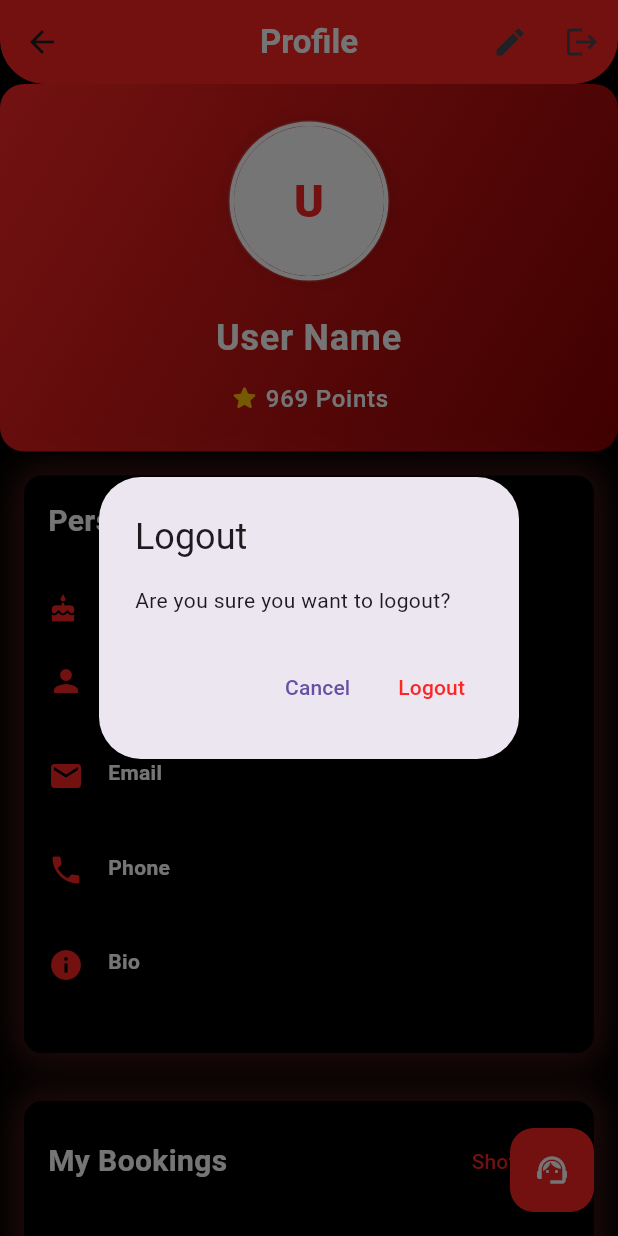
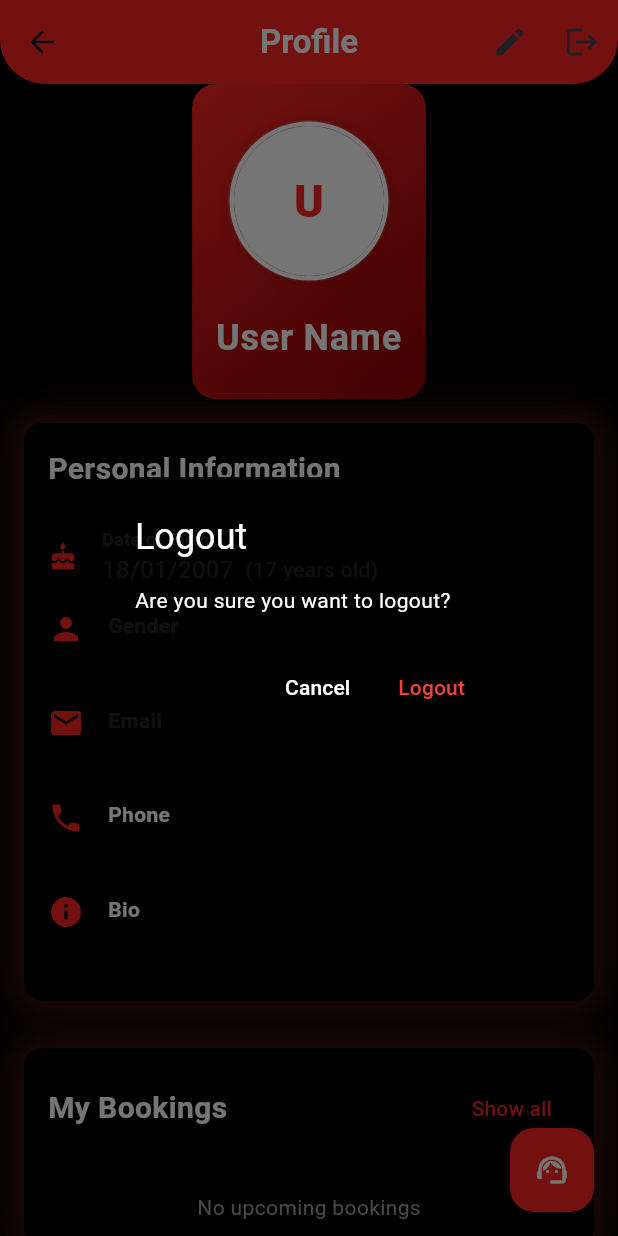
Before and after one commit to HaydenHuan03/AppDev, a Flutter app: the ProfileScreen screen opened by its route, after a tap on the "logout" icon, on a phone screen of 412 x 824 dp. Run offline on Flutter 3.47's test engine with Material 3 defaults, Android fonts, the phone set to English and light mode, and no system bars; our stand-ins replace cloud_firestore, firebase_auth, firebase_core; accounts and stored records are empty.

Commit message:
update profile page

```diff
--- a/lib/pages/user/profile_screen.dart
+++ b/lib/pages/user/profile_screen.dart
@@ -151,13 +151,14 @@ class _ProfileScreenState extends State<ProfileScreen> {
   bool _isEditing = false;
 
   // Controllers for editable fields
-  final _nameController = TextEditingController(text: "CHAN Qing Yee");
-  final _dobController = TextEditingController(text: "1995-08-15");
-  final _emailController = TextEditingController(text: "qingyee0219@gmail.com");
-  final _phoneController = TextEditingController(text: "+60137339035");
-  final _bioController = TextEditingController(text: "Badminton lover and enthusiast.");
+  final _nameController = TextEditingController();
+  final _dobController = TextEditingController();
+  final _emailController = TextEditingController();
+  final _phoneController = TextEditingController();
+  final _bioController = TextEditingController();
 
   String _selectedGender = "Male";
+  DateTime? _selectedDate;
 
   @override
   void dispose() {
@@ -169,12 +170,11 @@ class _ProfileScreenState extends State<ProfileScreen> {
     super.dispose();
   }
 
-  // Recent bookings data (example)
-  List<Map<String, dynamic>> recentBookings = [
-    {'court': 'Court 1', 'date': '2024-12-31', 'time': '8:00 AM'},
-    {'court': 'Court 1', 'date': '2025-01-01', 'time': '9:00 AM'},
-  ];
-
+  @override
+  void initState() {
+    super.initState();
+    _loadUserProfile();
+  }
 
   Future<void> _loadUserProfile() async {
     try {
@@ -189,7 +189,7 @@ Future<void> _loadUserProfile() async {
 
           if (userData['dateOfBirth'] != null) {
             _selectedDate = DateTime.parse(userData['dateOfBirth']);
-          _dobController.text = _selectedDate!.toIso8601String();
+            _dobController.text = _selectedDate!.toIso8601String().split('T')[0];
           }
         });
       }
@@ -198,52 +198,7 @@ Future<void> _loadUserProfile() async {
     }
   }
 
-  Future<void> _selectDate(BuildContext context) async {
-    final DateTime? picked = await showDatePicker(
-      context: context,
-      initialDate: DateTime(1995, 8, 15),
-      firstDate: DateTime(1900),
-      lastDate: DateTime.now(),
-      builder: (context, child) {
-        return Theme(
-          data: Theme.of(context).copyWith(
-            colorScheme: ColorScheme.dark(
-              primary: Color(0xFFFB2626),
-              onPrimary: Colors.white,
-              surface: Colors.grey[900]!,
-              onSurface: Colors.white,
-            ),
-          ),
-          child: child!,
-        );
-      },
-    );
-    if (picked != null) {
-      setState(() {
-        _dobController.text = "${picked.year}-${picked.month.toString().padLeft(2, '0')}-${picked.day.toString().padLeft(2, '0')}";
-      });
-    }
-  }
-
-  DateTime? _selectedDate;
-
-  @override
-  void initState() {
-    super.initState();
-
-    try {
-      _selectedDate = DateTime.parse(_dobController.text);
-    } catch (e) {
-      _selectedDate = DateTime.now().subtract(Duration(days: 365 * 18));
-      _dobController.text = _selectedDate!.toIso8601String().split('T')[0];
-    }
-
-    _loadUserProfile();
-}
-
-
   void _saveChanges() async {
-
     if (_nameController.text.isEmpty) {
       _showErrorSnackBar("Name cannot be empty");
       return;
@@ -289,19 +244,32 @@ void _saveChanges() async {
   showDialog(
     context: context,
     builder: (context) => AlertDialog(
-        title: Text("Logout"),
-        content: Text("Are you sure you want to logout?"),
+      backgroundColor: Colors.black87, // Dark background
+      title: Text(
+        "Logout",
+        style: TextStyle(color: Colors.white), // White text
+      ),
+      content: Text(
+        "Are you sure you want to logout?",
+        style: TextStyle(color: Colors.white), // White text
+      ),
       actions: [
         TextButton(
           onPressed: () => Navigator.pop(context),
-            child: Text("Cancel"),
+          child: Text(
+            "Cancel",
+            style: TextStyle(color: Colors.white), // White text
+          ),
         ),
         TextButton(
           onPressed: () {
             Navigator.pop(context);
             Navigator.pushReplacementNamed(context, '/');
           },
-            child: Text("Logout", style: TextStyle(color: Color(0xFFFB2626))),
+          child: Text(
+            "Logout",
+            style: TextStyle(color: Colors.red), // Red text for logout button
+          ),
         ),
       ],
     ),
@@ -417,27 +385,6 @@ Widget _buildProfileHeader() {
               letterSpacing: 0.5,
             ),
             textAlign: TextAlign.center,
-          ),
-        SizedBox(height: 12),
-        Row(
-          mainAxisAlignment: MainAxisAlignment.center,
-          children: [
-            Icon(
-              Icons.star_rounded,
-              color: Colors.amber,
-              size: 20,
-            ),
-            SizedBox(width: 4),
-            Text(
-              "969 Points",
-              style: TextStyle(
-                color: Colors.white,
-                fontSize: 16,
-                fontWeight: FontWeight.w500,
-                letterSpacing: 0.5,
-              ),
-            ),
-          ],
           ),
       ],
     ),
@@ -622,13 +569,13 @@ Widget _buildProfileDetails() {
     return Container(
       margin: EdgeInsets.all(16),
       decoration: BoxDecoration(
-      color: Colors.black, // Set the background colour to black
-      borderRadius: BorderRadius.circular(12), // Rounded corners
+        color: Colors.black,
+        borderRadius: BorderRadius.circular(12),
         boxShadow: [
           BoxShadow(
-          color: Colors.redAccent.withOpacity(0.3), // Red neon glow
-          blurRadius: 20, // Glow effect size
-          spreadRadius: 5, // Spread effect size
+            color: Colors.redAccent.withOpacity(0.3),
+            blurRadius: 20,
+            spreadRadius: 5,
           ),
         ],
       ),
@@ -642,7 +589,7 @@ Widget _buildProfileDetails() {
               style: TextStyle(
                 fontSize: 20,
                 fontWeight: FontWeight.bold,
-              color: Colors.white, // White text
+                color: Colors.white,
               ),
             ),
             SizedBox(height: 16),
@@ -650,21 +597,24 @@ Widget _buildProfileDetails() {
               controller: _dobController,
               isEditable: _isEditing,
               onDateSelected: (date) {
-              setState(() => _selectedDate = date);
+                setState(() {
+                  _selectedDate = date;
+                  _dobController.text = date.toIso8601String().split('T')[0];
+                });
               },
             ),
             _buildDetailField(
               icon: Icons.person,
               label: "Gender",
               value: _selectedGender,
-            isDropdown: _isEditing,
+              isDropdown: true,
+              isEditable: _isEditing,
             ),
             _buildDetailField(
               icon: Icons.email,
               label: "Email",
               value: _emailController.text,
-            controller: _emailController,
-            isEditable: _isEditing,
+              isEditable: true,
             ),
             _buildDetailField(
               icon: Icons.phone,
@@ -704,52 +654,12 @@ Widget _buildDetailField({
         children: [
           Icon(
             icon,
-          color: Color(0xFFFB2626), // Red icon for dark theme
-          size: 24, // Slightly larger icon for better visibility
+            color: Color(0xFFFB2626),
+            size: 24,
           ),
           SizedBox(width: 16),
           Expanded(
-          child: isEditable
-              ? TextField(
-                  controller: controller,
-                  maxLines: maxLines ?? 1,
-                  style: TextStyle(
-                    color: Colors.white, // White text for input
-                    fontSize: 16,
-                  ),
-                  decoration: InputDecoration(
-                    labelText: label,
-                    labelStyle: TextStyle(
-                      color: Colors.white, // Subtle white for labels
-                      fontSize: 14,
-                    ),
-                    isDense: true,
-                    enabledBorder: UnderlineInputBorder(
-                      borderSide: BorderSide(color: Colors.red), // Red underline
-                    ),
-                    focusedBorder: UnderlineInputBorder(
-                      borderSide: BorderSide(color: Colors.red), // Focused underline
-                    ),
-                  ),
-                )
-              : isDropdown
-                  ? DropdownButton<String>(
-                      value: value,
-                      dropdownColor: Colors.black, // Dropdown menu background
-                      style: TextStyle(
-                        color: Colors.white, // White text for dropdown items
-                      ),
-                      items: ["Male", "Female"].map((String value) {
-                        return DropdownMenuItem<String>(
-                          value: value,
-                          child: Text(value, style: TextStyle(color: Colors.white)),
-                        );
-                      }).toList(),
-                      onChanged: (newValue) {
-                        // Handle dropdown change here
-                      },
-                    )
-                  : Column(
+            child: Column(
               crossAxisAlignment: CrossAxisAlignment.start,
               children: [
                 Text(
@@ -757,14 +667,74 @@ Widget _buildDetailField({
                   style: TextStyle(
                     fontSize: 14,
                     fontWeight: FontWeight.bold,
-                            color: Colors.white, // Subtle white for label
+                    color: Colors.white,
                   ),
                 ),
                 SizedBox(height: 4),
+                if (label == "Email")
                   Text(
                     value,
                     style: TextStyle(
-                            color: Colors.white, // White text for value
+                      color: Colors.white,
+                      fontSize: 16,
+                    ),
+                  )
+                else if (label == "Gender" && isEditable)
+                  Container(
+                    width: double.infinity,
+                    child: DropdownButtonFormField<String>(
+                      value: _selectedGender,
+                      dropdownColor: Colors.grey[900],
+                      style: TextStyle(color: Colors.white),
+                      decoration: InputDecoration(
+                        enabledBorder: UnderlineInputBorder(
+                          borderSide: BorderSide(color: Colors.red),
+                        ),
+                        focusedBorder: UnderlineInputBorder(
+                          borderSide: BorderSide(color: Colors.red),
+                        ),
+                      ),
+                      items: ["Male", "Female"].map((String value) {
+                        return DropdownMenuItem<String>(
+                          value: value,
+                          child: Text(
+                            value,
+                            style: TextStyle(color: Colors.white),
+                          ),
+                        );
+                      }).toList(),
+                      onChanged: _isEditing
+                          ? (newValue) {
+                              setState(() {
+                                _selectedGender = newValue!;
+                              });
+                            }
+                          : null,
+                    ),
+                  )
+                else if (isEditable)
+                  TextField(
+                    controller: controller,
+                    maxLines: maxLines ?? 1,
+                    style: TextStyle(
+                      color: Colors.white,
+                      fontSize: 16,
+                    ),
+                    decoration: InputDecoration(
+                      isDense: true,
+                      enabledBorder: UnderlineInputBorder(
+                        borderSide: BorderSide(color: Colors.red),
+                      ),
+                      focusedBorder: UnderlineInputBorder(
+                        borderSide: BorderSide(color: Colors.red),
+                      ),
+                    ),
+                  )
+                else
+                  Text(
+                    value,
+                    style: TextStyle(
+                      color: Colors.white,
                       fontSize: 16,
                     ),
                   ),
```
Lines whose indentation alone changed are shown as unchanged.
